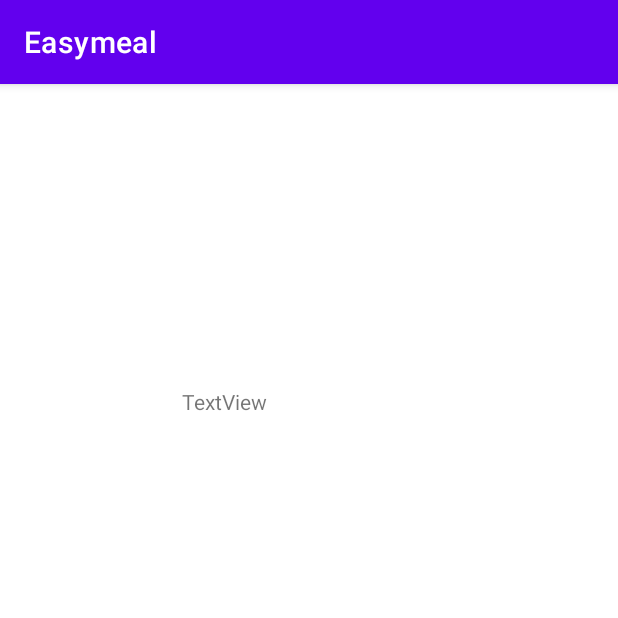
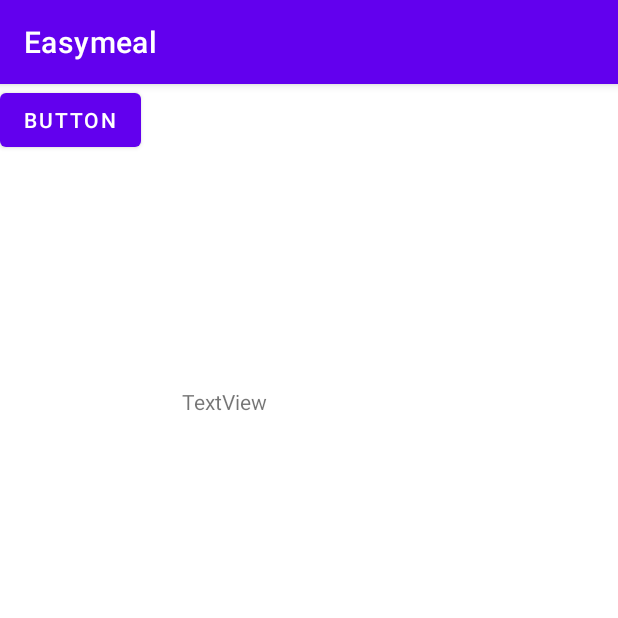
Before and after one commit to BaloJr99/Easymeal, an Android app: the MainActivity2 screen opened directly, with no data from a screen before it, on a phone screen of 412 x 824 dp, the top half of it. Run offline under Robolectric (Android 15) with nearby library versions, the phone set to English and light mode, and no system bars.

```diff
--- a/app/src/main/res/layout/activity_main2.xml
+++ b/app/src/main/res/layout/activity_main2.xml
@@ -16,4 +16,12 @@
         app:layout_constraintEnd_toEndOf="parent"
         app:layout_constraintTop_toTopOf="parent" />
 
+    <Button
+        android:id="@+id/button"
+        android:layout_width="wrap_content"
+        android:layout_height="wrap_content"
+        android:text="Button"
+        tools:layout_editor_absoluteX="167dp"
+        tools:layout_editor_absoluteY="332dp" />
+
 </androidx.constraintlayout.widget.ConstraintLayout>
```
